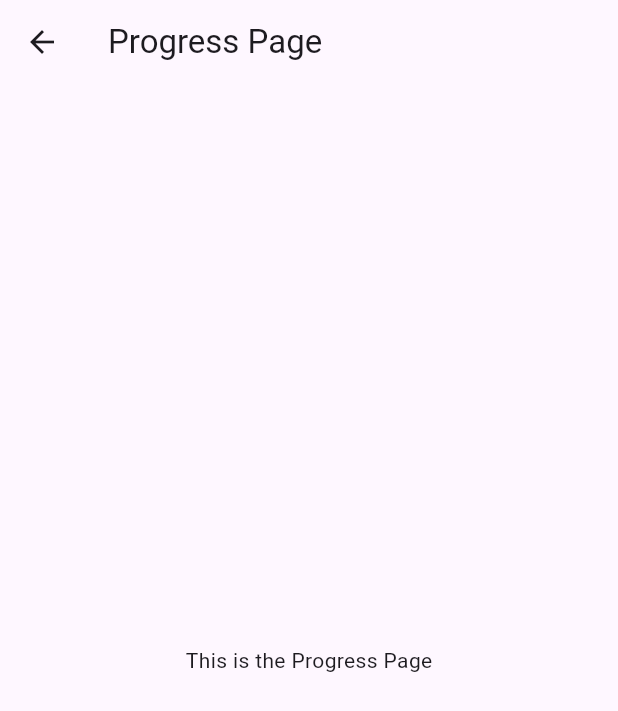
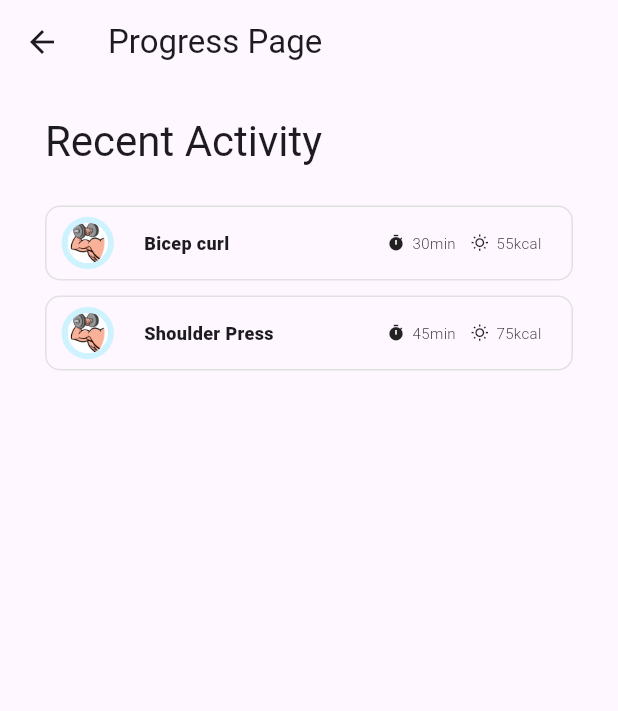
Before and after one commit to Smart-Dumbbell/main, a Flutter app: the ProgressPage screen opened by its route, on a phone screen of 412 x 824 dp. Shown: the top 711 px of the screen. Run offline on Flutter 3.47's test engine with Material 3 defaults, Android fonts, the phone set to English and light mode, and no system bars; our stand-ins replace fl_chart, logger, shared_preferences; missing offline and left inert: dart:ffi, flutter_reactive_ble; accounts and stored records are empty.

Commit message:
progresss page update

```diff
--- a/Mobile/lib/main.dart
+++ b/Mobile/lib/main.dart
@@ -16,6 +16,7 @@ import 'package:smart_dumbbell_mobile/me_page.dart';
 import 'package:smart_dumbbell_mobile/goal_page.dart';
 import 'package:flutter_reactive_ble/flutter_reactive_ble.dart';
 import 'package:logger/logger.dart' as MyLogger;
+import 'package:smart_dumbbell_mobile/progress_page.dart';
 
 
 ValueNotifier<bool> isBluetoothConnected = ValueNotifier(false);
--- a/Mobile/lib/me_page.dart
+++ b/Mobile/lib/me_page.dart
@@ -100,16 +100,16 @@ class _ProfilePageState extends State<MePage> {
   }
 }
 
-class ProgressPage extends StatelessWidget {
-  @override
-  Widget build(BuildContext context) {
-    return Scaffold(
-      appBar: AppBar(
-        title: Text('Progress Page'),
-      ),
-      body: Center(
-        child: Text('This is the Progress Page'),
-      ),
-    );
-  }
-}
+// class ProgressPage extends StatelessWidget {
+//   @override
+//   Widget build(BuildContext context) {
+//     return Scaffold(
+//       appBar: AppBar(
+//         title: Text('Progress Page'),
+//       ),
+//       body: Center(
+//         child: Text('This is the Progress Page'),
+//       ),
+//     );
+//   }
+// }
--- /dev/null
+++ b/Mobile/lib/progress_page.dart
@@ -0,0 +1,154 @@
+import 'dart:math';
+
+import 'package:flutter/material.dart';
+
+
+// class ProgressPage extends StatelessWidget {
+//   final List<Map<String, String>> activities;
+
+//   const ProgressPage({Key? key, this.activities = const []}) : super(key: key);
+
+//   @override
+//   Widget build(BuildContext context) {
+//     return Padding(
+//       padding: const EdgeInsets.symmetric(vertical: 20, horizontal: 30),
+//       child: Column(
+//         crossAxisAlignment: CrossAxisAlignment.start,
+//         children: [
+//           Text('Recent Activity', style: Theme.of(context).textTheme.headlineMedium),
+//           const SizedBox(height: 20),
+//           Expanded(
+//             child: ListView.builder(
+//               itemCount: activities.length,
+//               itemBuilder: (context, index) {
+//                 final activity = activities[index];
+//                 return ActivityItem(
+//                   activity: activity['activity']!,
+//                   duration: activity['duration']!,
+//                   calories: activity['calories']!,
+//                 );
+//               },
+//             ),
+//           ),
+//         ],
+//       ),
+//     );
+//   }
+// }
+
+class ProgressPage extends StatelessWidget {
+  const ProgressPage({Key? key}) : super(key: key);
+
+  @override
+  Widget build(BuildContext context) {
+    //Dummey data
+    final activities = [
+      {'activity': 'Bicep curl', 'duration': '30min', 'calories': '55kcal'},
+      {'activity': 'Shoulder Press', 'duration': '45min', 'calories': '75kcal'},
+    ];
+
+    return Scaffold(
+      appBar: AppBar(title: Text('Progress Page')),
+      body: Padding(
+        padding: const EdgeInsets.symmetric(vertical: 20, horizontal: 30),
+        child: Column(
+          crossAxisAlignment: CrossAxisAlignment.start,
+          children: [
+            Text('Recent Activity', style: Theme.of(context).textTheme.headlineMedium),
+            const SizedBox(height: 20),
+            Expanded(
+              child: ListView.builder(
+                itemCount: activities.length,
+                itemBuilder: (context, index) => ActivityItem(
+                  activity: activities[index]['activity']!,
+                  duration: activities[index]['duration']!,
+                  calories: activities[index]['calories']!,
+                ),
+              ),
+            ),
+          ],
+        ),
+      ),
+    );
+  }
+}
+
+
+
+
+class ActivityItem extends StatelessWidget {
+  final String activity;
+  final String duration;
+  final String calories;
+
+  const ActivityItem({
+    Key? key,
+    required this.activity,
+    required this.duration,
+    required this.calories,
+  }) : super(key: key);
+
+  @override
+  Widget build(BuildContext context) {
+    return GestureDetector(
+      onTap: () {
+        Navigator.of(context).pushNamed('/details');
+      },
+      child: Container(
+        margin: const EdgeInsets.symmetric(vertical: 5),
+        height: 50,
+        decoration: BoxDecoration(
+          border: Border.all(
+            color: const Color(0xffe1e1e1),
+          ),
+          borderRadius: BorderRadius.circular(10),
+        ),
+        child: Row(
+          children: [
+            const SizedBox(width: 10),
+            Container(
+              padding: const EdgeInsets.all(4),
+              decoration: const BoxDecoration(
+                shape: BoxShape.circle,
+                color: Color(0xffcff2ff),
+              ),
+              height: 35,
+              width: 35,
+              child: Container(
+                decoration: const BoxDecoration(
+                    shape: BoxShape.circle,
+                    image: DecorationImage(
+                      image: AssetImage('assets/bicepcurl.jpg'),
+                      fit: BoxFit.fill,
+                    )),
+              ),
+            ),
+            const SizedBox(width: 20),
+            Text(
+              activity,
+              style: const TextStyle(
+                fontSize: 12,
+                fontWeight: FontWeight.w900,
+              ),
+            ),
+            const Expanded(child: SizedBox()),
+            const Icon(Icons.timer, size: 12),
+            const SizedBox(width: 5),
+            Text(
+              duration,
+              style: const TextStyle(fontSize: 10, fontWeight: FontWeight.w300),
+            ),
+            const SizedBox(width: 10),
+            const Icon(Icons.wb_sunny_outlined, size: 12),
+            const SizedBox(width: 5),
+            Text(
+              calories,
+              style: const TextStyle(fontSize: 10, fontWeight: FontWeight.w300),
+            ),
+            const SizedBox(width: 20),
+          ],
+        ),
+      ),
+    );
+  }
+}
--- a/Mobile/pubspec.yaml
+++ b/Mobile/pubspec.yaml
@@ -64,9 +64,10 @@ flutter:
   uses-material-design: true
 
   # To add assets to your application, add an assets section, like this:
-  # assets:
+  assets:
   #   - images/a_dot_burr.jpeg
   #   - images/a_dot_ham.jpeg
+    - assets/bicepcurl.jpg
 
   # An image asset can refer to one or more resolution-specific "variants", see
   # https://flutter.dev/assets-and-images/#resolution-aware
```
Also changed, not shown: Mobile/assets/bicepcurl.jpg (added).
